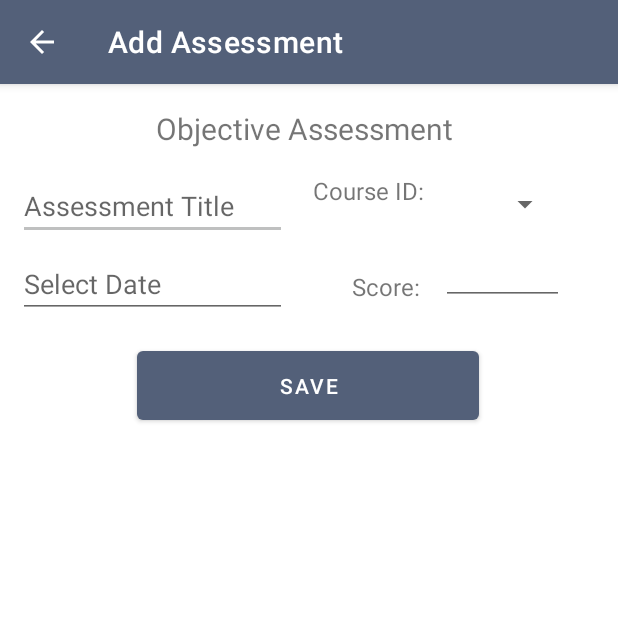
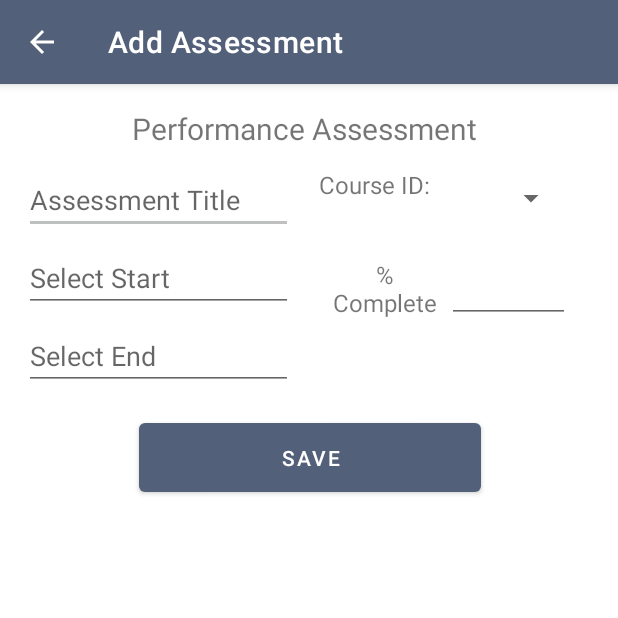
Before and after one commit to emersonlebleu/Degree-Planning-App, an Android app: the AddPerformanceActivity screen opened directly, with no data from a screen before it, on a phone screen of 412 x 824 dp, the top half of it. Run offline under Robolectric (Android 15) with nearby library versions, the phone set to English and light mode, and no system bars; our stand-ins replace Room's generated code.

Commit message:
Fix reference error
Fixed an incorrect view reference in the onCreate method.

```diff
--- a/app/src/main/java/com/emersonlebleu/academicscheduleapp/UI/AddPerformanceActivity.java
+++ b/app/src/main/java/com/emersonlebleu/academicscheduleapp/UI/AddPerformanceActivity.java
@@ -58,7 +58,7 @@ public class AddPerformanceActivity extends AppCompatActivity {
     @Override
     protected void onCreate(Bundle savedInstanceState) {
         super.onCreate(savedInstanceState);
-        setContentView(R.layout.activity_add_objective_assessment);
+        setContentView(R.layout.add_performance_assessment);
 
         getSupportActionBar().setDisplayHomeAsUpEnabled(true);
 
--- a/app/src/main/java/com/emersonlebleu/academicscheduleapp/UI/PerformanceDetails.java
+++ b/app/src/main/java/com/emersonlebleu/academicscheduleapp/UI/PerformanceDetails.java
@@ -85,7 +85,7 @@ public class PerformanceDetails extends AppCompatActivity {
         assessmentTitleField.setText(title);
         startDateField.setText(startDate);
         endDateField.setText(endDate);
-        percentCompleteField.setText(percentComplete);
+        percentCompleteField.setText(String.valueOf(percentComplete));
 
         //Setting Course Id Spinner
         Repository repo = new Repository(getApplication());
```
